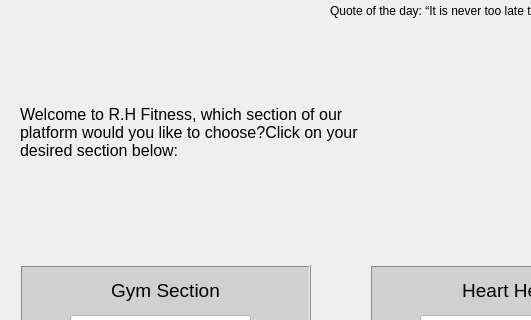
Old version of the form R.H_Fitness_mainwindow.ui in the repository RyanH-007/Computer-Science-NEW; both pictures show x 0 to 531 and y 115 to 435 of the 1042 by 761 pixel window.
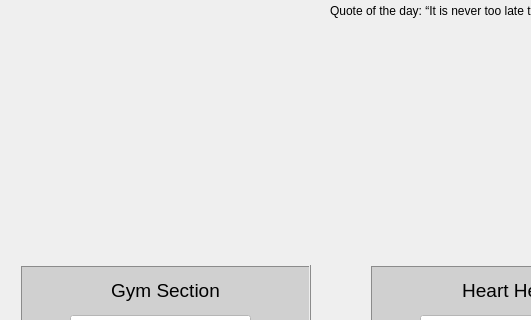
New version of the form. Icons and pictures are not drawn.

Commit message: Midway through fixing

What changed in the file:
```diff
--- a/R.H_Fitness_mainwindow.ui
+++ b/R.H_Fitness_mainwindow.ui
@@ -10,6 +10,12 @@
     <height>761</height>
    </rect>
   </property>
+  <property name="minimumSize">
+   <size>
+    <width>1042</width>
+    <height>761</height>
+   </size>
+  </property>
   <property name="maximumSize">
    <size>
     <width>1042</width>
@@ -64,30 +70,6 @@
      <string>Quote of the day: “It is never too late to be what you might have been.”</string>
     </property>
    </widget>
-   <widget class="QLabel" name="welcome_msg_lbl">
-    <property name="geometry">
-     <rect>
-      <x>20</x>
-      <y>220</y>
-      <width>371</width>
-      <height>111</height>
-     </rect>
-    </property>
-    <property name="font">
-     <font>
-      <pointsize>12</pointsize>
-     </font>
-    </property>
-    <property name="text">
-     <string>Welcome to R.H Fitness, which section of our platform would you like to choose?Click on your desired section below:</string>
-    </property>
-    <property name="alignment">
-     <set>Qt::AlignLeading|Qt::AlignLeft|Qt::AlignTop</set>
-    </property>
-    <property name="wordWrap">
-     <bool>true</bool>
-    </property>
-   </widget>
    <widget class="QFrame" name="g_s_frame">
     <property name="geometry">
      <rect>
```
The commit also changes 1 other file.
